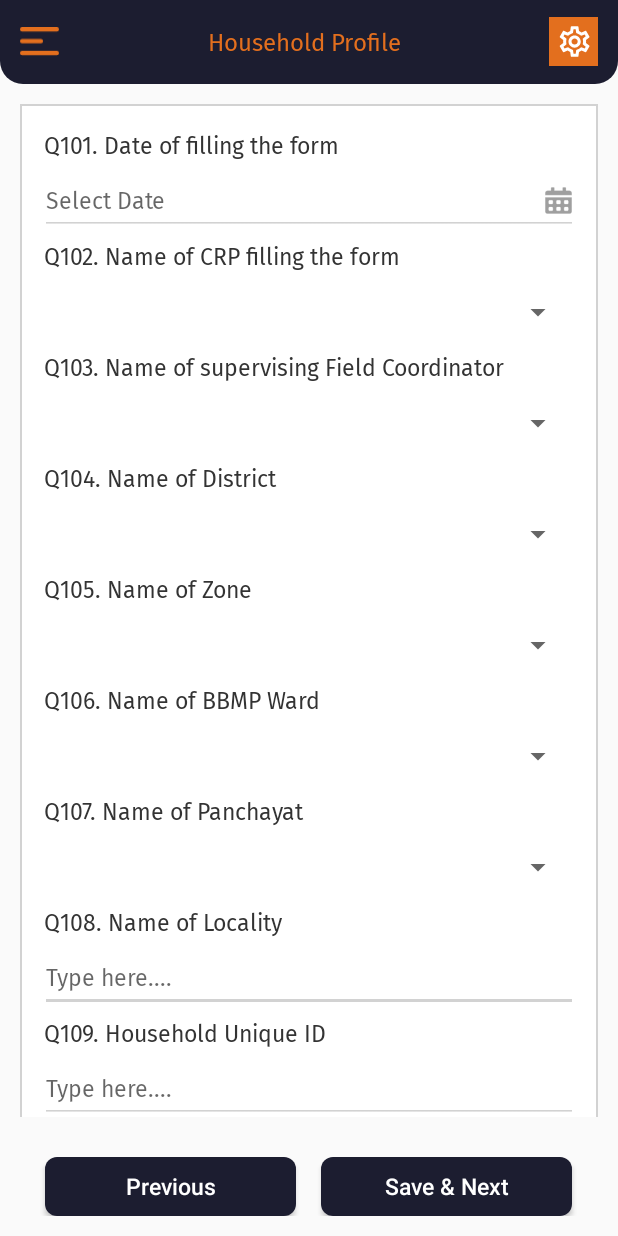
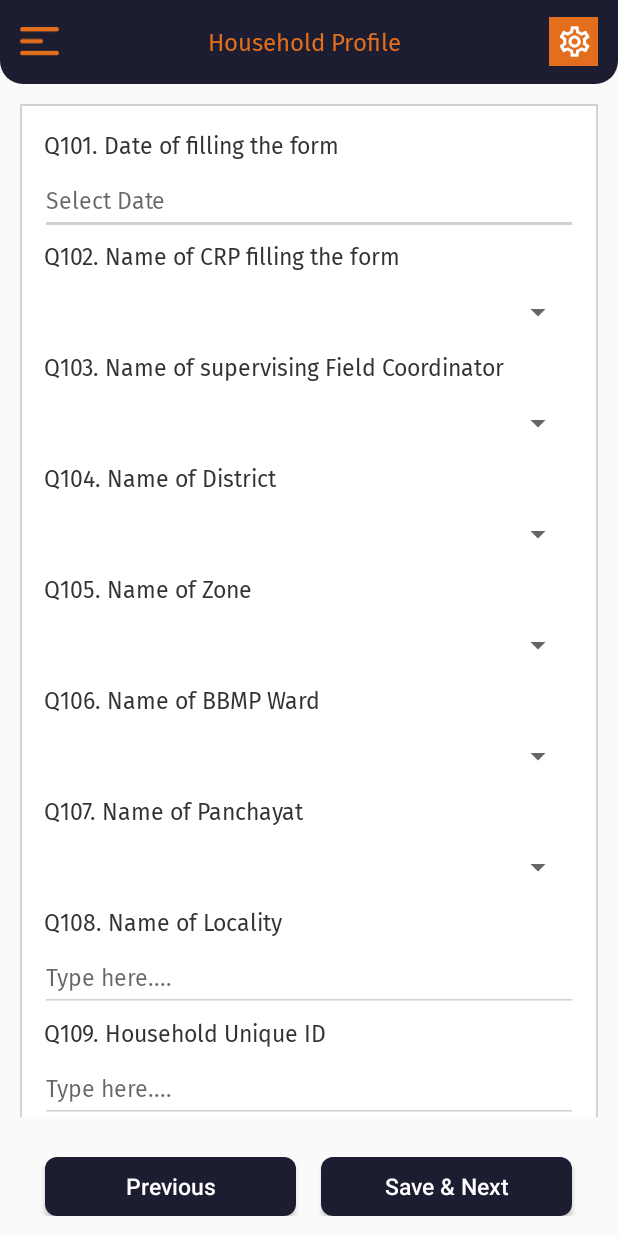
Before and after one commit to mwravi/Care-India, an Android app: the HouseholdProfileFirstActivity screen opened directly, with no data from a screen before it, on a phone screen of 412 x 824 dp. Run offline under Robolectric (Android 15) with nearby library versions, the phone set to English and light mode, and no system bars; our stand-ins replace Room's generated code, data binding, sdp/ssp sizes; plain views replace MaterialSpinner; 1 statement that could not run was skipped.

Commit message:
Problem Solved insert code working now

```diff
--- a/app/build.gradle
+++ b/app/build.gradle
@@ -2,6 +2,7 @@ apply plugin: 'com.android.application'
 apply plugin: 'kotlin-android'
 apply plugin: 'kotlin-android-extensions'
 apply plugin: 'kotlin-kapt'
+
 
 
 android {
--- a/app/src/main/java/com/Careindia/lifeskills/application/CareIndiaApplication.kt
+++ b/app/src/main/java/com/Careindia/lifeskills/application/CareIndiaApplication.kt
@@ -20,9 +20,11 @@ class CareIndiaApplication : MultiDexApplication() {
         super.onCreate()
         myApplication = this
 
-
-        database = AppDataBase.getDatabase(myApplication)
-
+//        database = AppDataBase.getDatabase(myApplication)
+        database =
+            Room.databaseBuilder(applicationContext, AppDataBase::class.java, DB_NAME)
+                .fallbackToDestructiveMigration()
+                .allowMainThreadQueries().build()
 
         if (Build.VERSION.SDK_INT >= 24) {
             val builder = StrictMode.VmPolicy.Builder()
--- a/app/src/main/java/com/Careindia/lifeskills/database/AppDataBase.kt
+++ b/app/src/main/java/com/Careindia/lifeskills/database/AppDataBase.kt
@@ -19,18 +19,22 @@ abstract class AppDataBase : RoomDatabase() {
     abstract fun collectiveDao(): CollectiveDao
     abstract fun collectiveMemDao(): CollectiveMemberDao
 
-    companion object{
-        private var INSTANCE : AppDataBase? = null
-        fun getDatabase(context: Context):AppDataBase{
-            if(INSTANCE == null){
-                synchronized(this){
-                    INSTANCE = Room.databaseBuilder(context,AppDataBase::class.java
-                    ,"careindia.db").build()
+
+    companion object {
+        @Volatile
+        private var INSTANCE: AppDataBase? = null
+        fun getDatabase(context: Context): AppDataBase {
+            synchronized(this) {
+                var instance = INSTANCE
+                if (instance == null) {
+                    instance = Room.databaseBuilder(
+                        context.applicationContext,
+                        AppDataBase::class.java,
+                        "CAREINDIA_DB.db"
+                    ).build()
                 }
+                return instance
             }
-            return INSTANCE!!
-
         }
-
     }
 }
--- a/app/src/main/java/com/Careindia/lifeskills/viewmodel/HouseholdProfileViewModel.kt
+++ b/app/src/main/java/com/Careindia/lifeskills/viewmodel/HouseholdProfileViewModel.kt
@@ -1,6 +1,7 @@
 package com.careindia.lifeskills.viewmodel
 
 
+import androidx.databinding.Bindable
 import androidx.databinding.Observable
 import androidx.lifecycle.MutableLiveData
 import androidx.lifecycle.ViewModel
@@ -11,18 +12,17 @@ import kotlinx.coroutines.Dispatchers
 import kotlinx.coroutines.launch
 
 
-class HouseholdProfileViewModel(private val hhrepository: HouseholdProfileRepository): ViewModel(){
+class HouseholdProfileViewModel(private val hhrepository: HouseholdProfileRepository): ViewModel() {
 
     val hhProfileData = hhrepository.hhProfileData
 
 
     val Date = MutableLiveData<String?>()
 
-
-    val saveandnext = MutableLiveData<String>()
+    val saveandnextText = MutableLiveData<String>()
 
     init {
-        saveandnext.value = "Save & Next"
+        saveandnextText.value = "Save & Next"
     }
 
     fun saveandUpdateHHProfile(){
@@ -38,4 +38,5 @@ class HouseholdProfileViewModel(private val hhrepository: HouseholdProfileReposi
     }
 
 
+
 }
--- a/app/src/main/java/com/Careindia/lifeskills/views/householdscreen/HouseholdProfileFirstActivity.kt
+++ b/app/src/main/java/com/Careindia/lifeskills/views/householdscreen/HouseholdProfileFirstActivity.kt
@@ -44,7 +44,7 @@ class HouseholdProfileFirstActivity : BaseActivity(), View.OnClickListener {
             )
         binding.householdProfileViewModel = householdProfileViewModel
         binding.lifecycleOwner = this
-
+        showLiveData()
         //  val hhdao:HouseholdProfileDao =
 
 
@@ -70,9 +70,9 @@ class HouseholdProfileFirstActivity : BaseActivity(), View.OnClickListener {
     }
 
     override fun initializeController() {
-        applyClickOnView()
-        fillSpinner()
-        fillRadio()
+//        applyClickOnView()
+//        fillSpinner()
+//        fillRadio()
     }
 
     private fun applyClickOnView() {
--- a/app/src/main/java/com/Careindia/lifeskills/views/householdscreen/HouseholdProfileSecondActivity.kt
+++ b/app/src/main/java/com/Careindia/lifeskills/views/householdscreen/HouseholdProfileSecondActivity.kt
@@ -41,11 +41,11 @@ class HouseholdProfileSecondActivity : AppCompatActivity() {
             startActivity(intent)
         }*/
 
-        btn_save.setOnClickListener {
-            if (CheckValidation()==0) {
-
-            }
-        }
+//        btn_save.setOnClickListener {
+//            if (CheckValidation()==0) {
+//
+//            }
+//        }
 
       /*  btn_cancel.setOnClickListener {
             val intent = Intent(this, HouseholdProfileFirstActivity::class.java)
--- a/app/src/main/res/layout/activity_household_profile_first.xml
+++ b/app/src/main/res/layout/activity_household_profile_first.xml
@@ -1,6 +1,7 @@
 <?xml version="1.0" encoding="utf-8"?>
 <layout
-    xmlns:android="http://schemas.android.com/apk/res/android">
+    xmlns:android="http://schemas.android.com/apk/res/android"
+    xmlns:tools="http://schemas.android.com/tools">
     <data>
         <variable
             name="householdProfileViewModel"
@@ -9,6 +10,7 @@
 <LinearLayout
     android:layout_width="match_parent"
     android:layout_height="match_parent"
+    tools:viewBindingIgnore="true"
     android:orientation="vertical">
 
     <include layout="@layout/toolbar_layout" />
@@ -39,10 +41,8 @@
                         style="@style/EditTextStyleNew"
                         android:hint="@string/enter_date"
                         android:text="@={householdProfileViewModel.date}"
-                        android:inputType="date"
-                        android:clickable="false"
-                        android:focusable="false"
-                        android:drawableEnd="@drawable/ic_calender" />
+                        android:inputType="text"
+                         />
 
                 </LinearLayout>
 
@@ -228,9 +228,9 @@
             style="@style/ButtonTextStyle"
             android:layout_height="@dimen/_30sdp"
             android:layout_width="0dp"
+            android:onClick="@{()->householdProfileViewModel.saveandUpdateHHProfile()}"
             android:layout_weight="1"
-            android:onClick="@{()->householdProfileViewModel.saveandUpdateHHProfile}"
-            android:text="@={householdProfileViewModel.saveandnext}" />
+            android:text="@={householdProfileViewModel.saveandnextText}" />
 
         <TextView style="@style/NewSimpleTextMargin"
             android:layout_weight=".1"
```
